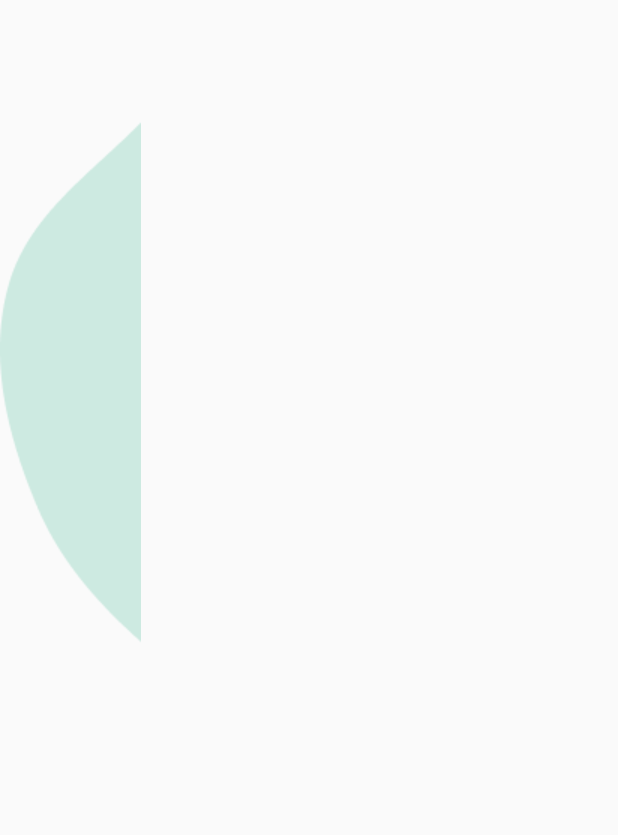
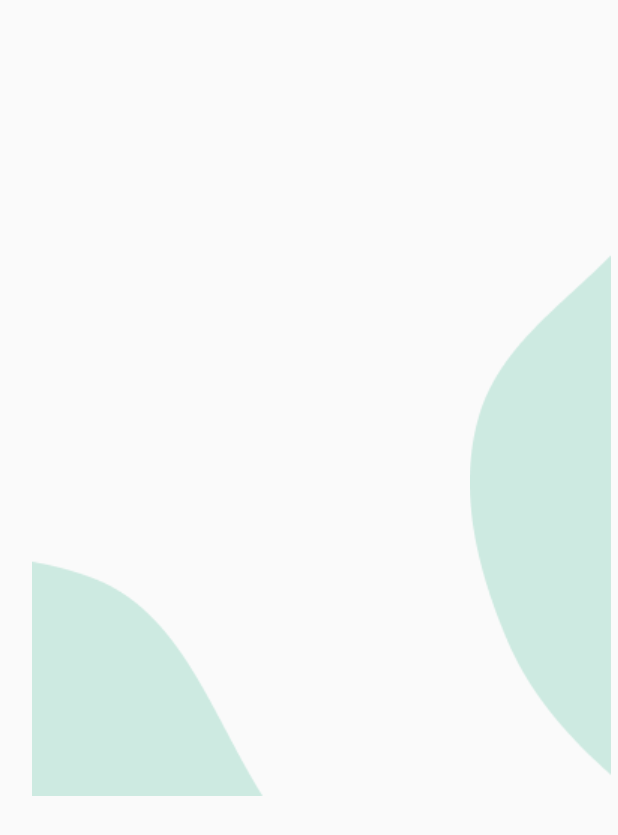
Before and after one commit to BukuTamuKita/Visity-MobileFlutter, a Flutter app: the HomeScreen screen opened directly, on a phone screen of 412 x 824 dp. Shown: the top 835 px of the screen. Run offline on Flutter 3.47's test engine with Material 2 defaults, Android fonts, the phone set to English and light mode, and no system bars; our stand-ins replace google_fonts.

Commit message:
commit image

```diff
--- a/lib/screens/homescreen/components/body.dart
+++ b/lib/screens/homescreen/components/body.dart
@@ -9,8 +9,16 @@ class Body extends StatelessWidget {
       height: size.height,
       width: double.infinity,
       child: Stack(
+        alignment: Alignment.center,
         children: <Widget>[
-          Positioned(child: Image.asset('assets/images/LPTopRight.png'))
+          Positioned(
+              top: 0,
+              right: -10,
+              child: Image.asset('assets/images/LPTopRight.png',
+              width: size.width * 0.3,
+            )
+          ),
+          Positioned(child: Image.asset('assets/images/LPBottomLeft.jpg'))
         ],
       ),
     );
```
Also changed, not shown: assets/images/LPBottomLeft.jpg.
